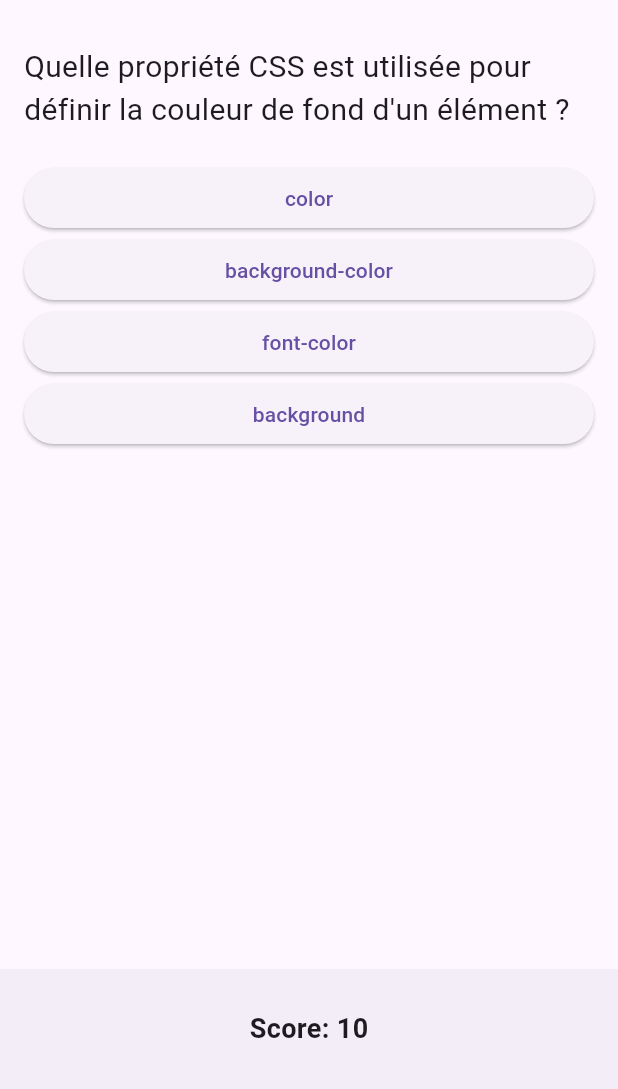
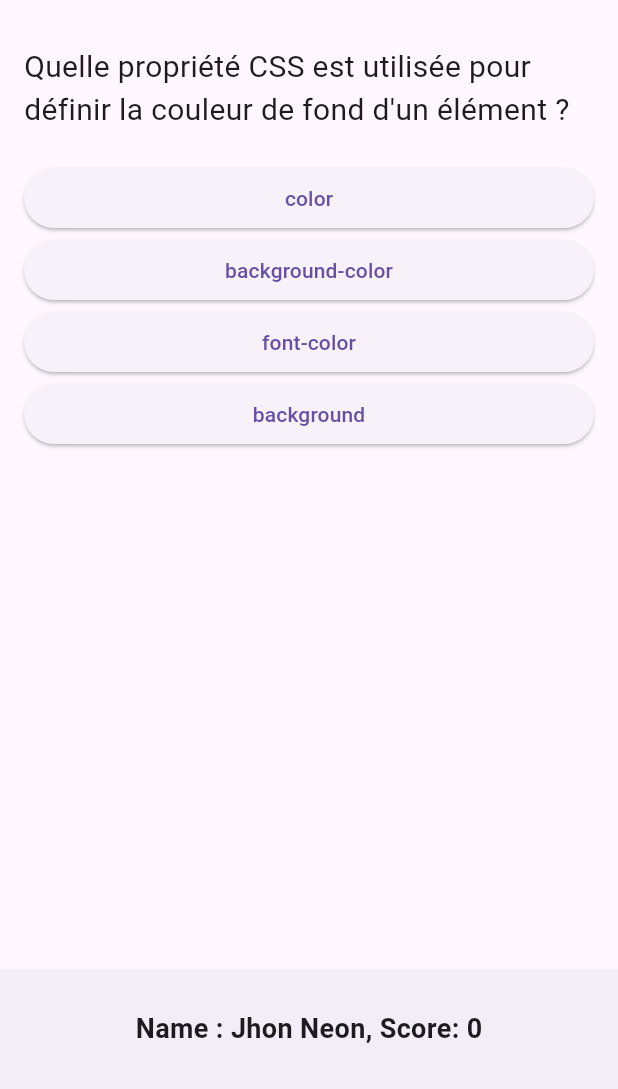
Before and after one commit to OumarKh/QuizApp, a Flutter app: the screen it shows after launch, after a tap on "<ul>", on a phone screen of 412 x 824 dp, the part 147-1236 px from its top. Run offline on Flutter 3.47's test engine with Material 3 defaults, Android fonts, the phone set to English and light mode, and no system bars; accounts and stored records are empty.

```diff
--- /dev/null
+++ b/lib/models/score.dart
@@ -0,0 +1,10 @@
+// this class represents the score and the corresponding date
+class ScoreEntry{
+  final int score ;
+  final String date ;
+
+  ScoreEntry({
+    required this.score,
+    required this.date,
+  });
+}
--- /dev/null
+++ b/lib/models/user.dart
@@ -0,0 +1,24 @@
+//this file represents a user model to which we will associate
+//a user with its corresponding score in the quiz
+
+import 'package:intl/intl.dart';
+import 'package:quiz_app/models/score.dart';
+
+class User{
+  final f_name;
+  final l_name;
+  final email ;
+  List<ScoreEntry> scoreEntries = [];
+
+  User({
+    required this.f_name,
+    required this.l_name,
+    required this.email,
+  });
+
+  //function to add the score with the date of taking the quiz
+  void addScore(int score){
+    String date= DateFormat('yyyy-MM-dd').format(DateTime.now()); // to get the current date
+    scoreEntries.add(ScoreEntry(score: score, date: date));
+  }
+}
--- a/lib/screens/test_screen.dart
+++ b/lib/screens/test_screen.dart
@@ -2,6 +2,8 @@ import 'package:flutter/material.dart';
 import 'package:quiz_app/models/question.dart'; // importing the question model
 import 'package:quiz_app/repositories/quiz_repository.dart'; // importing the logic of loading the question from json
 import 'package:quiz_app/widgets/question_widget.dart'; //importing the question widget
+import 'package:quiz_app/models/user.dart'; //importing the user model
+import 'package:quiz_app/screens/result_screen.dart'; //importing the result screen
 
 
 class TestScreen extends StatefulWidget {
@@ -12,10 +14,12 @@ class TestScreen extends StatefulWidget {
 class _TestScreenState extends State<TestScreen> {
   List<Question> questions = [];
   int _score = 0;
+  late User user;
 
   @override
   void initState() {
     super.initState();
+    user = User(f_name: "Jhon", l_name: "Neon", email: "john@example.com");
     loadQuestions();
   }
   Future<void> loadQuestions() async {
@@ -29,8 +33,17 @@ class _TestScreenState extends State<TestScreen> {
   // a function to update the score if the answer is correct
   void updateScore(bool isCorrect){
     setState(() {
-      _score += isCorrect ? 10:0;
+      user.addScore(isCorrect ? 10 : 0);
     });
+  }
+
+  //to navigate the result screen
+  void navigateToResultScreen(){
+    Navigator.pushReplacement(
+      context,
+      MaterialPageRoute(builder: (context) => ResultScreen(user: user),
+      ),
+    );
   }
 
   @override
@@ -45,10 +58,15 @@ class _TestScreenState extends State<TestScreen> {
       ) : questionScreen(
         question: questions[0],
         onOptionSelected: (index){
+           print('Selected option index: $index');
           bool isCorrect = index == questions[0].correctAns;
+          print('Is correct answer: $isCorrect');
           updateScore(isCorrect);
           setState(() {
             questions.removeAt(0);
+            if (questions.isEmpty){
+              navigateToResultScreen();
+            }
           });
 
         },
@@ -60,7 +78,7 @@ class _TestScreenState extends State<TestScreen> {
           height: 50,
           child: Center(
             child: Text(
-              'Score: $_score',
+              'Name : ${user.f_name} ${user.l_name}, Score: $_score',
               style: TextStyle(fontSize: 18,fontWeight: FontWeight.bold),
 
             )
--- a/pubspec.yaml
+++ b/pubspec.yaml
@@ -9,11 +9,12 @@ environment:
 dependencies:
   flutter:
     sdk: flutter
+  intl: any
 
 dev_dependencies:
   flutter_test:
     sdk: flutter
-  flutter_lints: ^2.0.0
+  flutter_lints: ^3.0.1
 
 flutter:
   uses-material-design: true
```
Also changed, not shown: lib/screens/result_screen.dart (added, +74 -0 lines), pubspec.lock.
